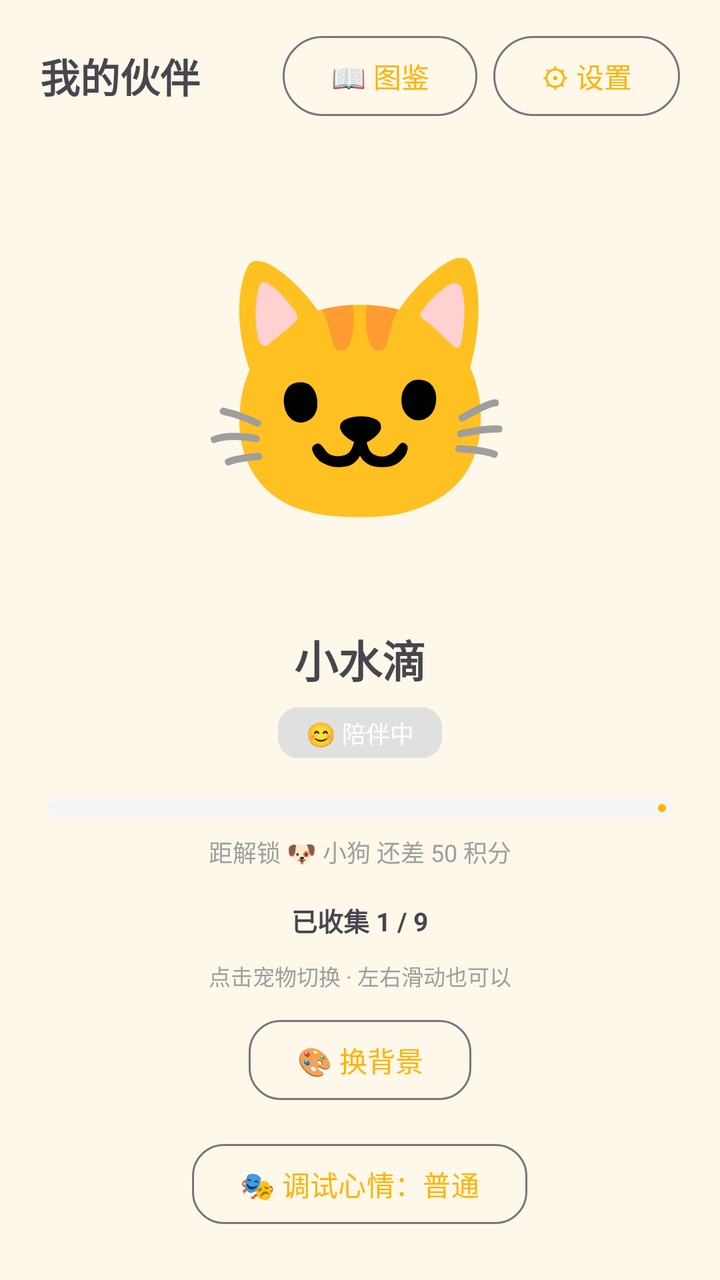
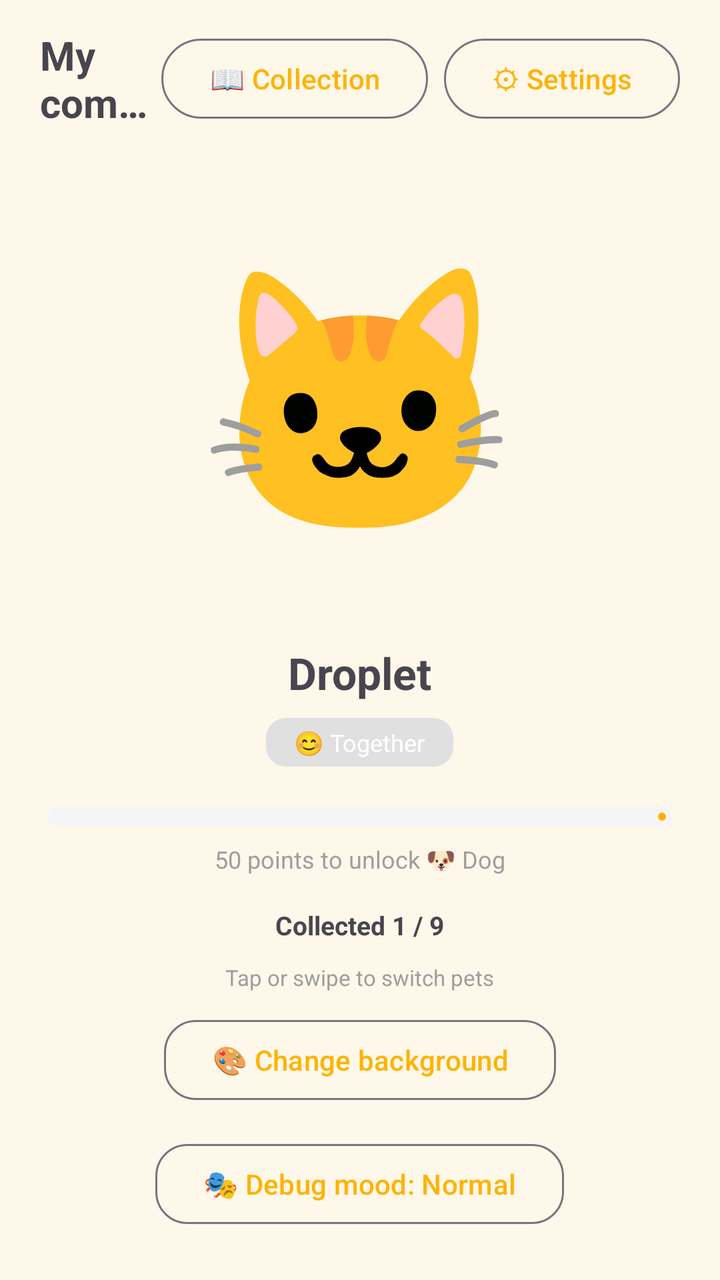

Screens rendered from an Android XML layout before and after an edit, with the pre-edit source and the edit as a unified diff.
<!-- AndroidManifest.xml: application theme Theme.FocusPets -->
<!-- res/layout/fragment_home.xml -->
<?xml version="1.0" encoding="utf-8"?>
<LinearLayout xmlns:android="http://schemas.android.com/apk/res/android"
    xmlns:app="http://schemas.android.com/apk/res-auto"
    android:layout_width="match_parent"
    android:layout_height="match_parent"
    android:orientation="vertical"
    android:background="@color/page_background">

    
    <LinearLayout
        android:layout_width="match_parent"
        android:layout_height="wrap_content"
        android:orientation="horizontal"
        android:gravity="center_vertical"
        android:paddingHorizontal="20dp"
        android:paddingVertical="14dp">

        <TextView
            android:id="@+id/tv_title"
            android:layout_width="0dp"
            android:layout_height="wrap_content"
            android:layout_weight="1"
            android:text="我的伙伴"
            android:textSize="20sp"
            android:textStyle="bold" />

        <com.google.android.material.button.MaterialButton
            android:id="@+id/btn_pokedex"
            style="?attr/materialButtonOutlinedStyle"
            android:layout_width="wrap_content"
            android:layout_height="wrap_content"
            android:text="📖 图鉴"
            app:cornerRadius="20dp" />

        <com.google.android.material.button.MaterialButton
            android:id="@+id/btn_settings"
            style="?attr/materialButtonOutlinedStyle"
            android:layout_width="wrap_content"
            android:layout_height="wrap_content"
            android:layout_marginStart="8dp"
            android:text="⚙ 设置"
            app:cornerRadius="20dp" />
    </LinearLayout>

    
    <FrameLayout
        android:id="@+id/pet_touch_area"
        android:layout_width="match_parent"
        android:layout_height="0dp"
        android:layout_weight="1"
        android:clickable="true"
        android:focusable="true"
        android:contentDescription="宠物舞台：点击或左右滑动切换宠物"
        android:importantForAccessibility="yes">

        <View
            android:id="@+id/v_glow"
            android:layout_width="340dp"
            android:layout_height="340dp"
            android:layout_gravity="center"
            android:background="@drawable/bg_glow_circle"
            android:visibility="gone"
            android:importantForAccessibility="no" />

        
        <ImageView
            android:id="@+id/iv_pet_cat"
            android:layout_width="280dp"
            android:layout_height="280dp"
            android:layout_gravity="center"
            android:scaleType="fitCenter"
            android:visibility="gone"
            android:importantForAccessibility="no" />

        <TextView
            android:id="@+id/tv_pet_emoji"
            android:layout_width="wrap_content"
            android:layout_height="wrap_content"
            android:layout_gravity="center"
            android:text="🐱"
            android:textSize="130sp"
            android:importantForAccessibility="no" />

        
        <TextView
            android:id="@+id/tv_pet_sick"
            android:layout_width="wrap_content"
            android:layout_height="wrap_content"
            android:layout_gravity="center"
            android:translationX="46dp"
            android:translationY="-74dp"
            android:text="🤒"
            android:textSize="40sp"
            android:visibility="gone"
            android:importantForAccessibility="no" />

        
        <TextView
            android:id="@+id/tv_meow_bubble"
            android:layout_width="wrap_content"
            android:layout_height="wrap_content"
            android:layout_gravity="center"
            android:background="?attr/colorSurfaceVariant"
            android:textColor="?attr/colorOnSurfaceVariant"
            android:paddingHorizontal="12dp"
            android:paddingVertical="4dp"
            android:text="喵~"
            android:textSize="15sp"
            android:translationX="72dp"
            android:translationY="-96dp"
            android:visibility="gone"
            android:importantForAccessibility="no" />
    </FrameLayout>

    
    <LinearLayout
        android:layout_width="match_parent"
        android:layout_height="wrap_content"
        android:orientation="vertical"
        android:gravity="center_horizontal"
        android:paddingHorizontal="24dp"
        android:paddingTop="8dp"
        android:paddingBottom="24dp">

        <TextView
            android:id="@+id/tv_pet_name"
            android:layout_width="wrap_content"
            android:layout_height="wrap_content"
            android:text="小水滴"
            android:textSize="22sp"
            android:textStyle="bold" />

        <TextView
            android:id="@+id/tv_mood_tag"
            android:layout_width="wrap_content"
            android:layout_height="wrap_content"
            android:layout_marginTop="8dp"
            android:background="@drawable/bg_badge"
            android:paddingHorizontal="14dp"
            android:paddingVertical="4dp"
            android:text="😊 陪伴中"
            android:textColor="#FFFFFF"
            android:textSize="12sp" />

        
        <com.google.android.material.progressindicator.LinearProgressIndicator
            android:id="@+id/progress_next"
            android:layout_width="match_parent"
            android:layout_height="wrap_content"
            android:layout_marginTop="20dp"
            android:max="100"
            app:indicatorColor="@color/cat_accent"
            app:trackColor="@color/progress_track"
            app:trackCornerRadius="6dp"
            app:trackThickness="10dp" />

        <TextView
            android:id="@+id/tv_progress_hint"
            android:layout_width="wrap_content"
            android:layout_height="wrap_content"
            android:layout_marginTop="8dp"
            android:text="距解锁 🐶 小狗 还差 50 积分"
            android:textColor="@color/text_hint"
            android:textSize="12sp" />

        <TextView
            android:id="@+id/tv_collection_status"
            android:layout_width="wrap_content"
            android:layout_height="wrap_content"
            android:layout_marginTop="16dp"
            android:text="已收集 1 / 9"
            android:textSize="13sp"
            android:textStyle="bold" />

        <TextView
            android:layout_width="wrap_content"
            android:layout_height="wrap_content"
            android:layout_marginTop="10dp"
            android:text="点击宠物切换 · 左右滑动也可以"
            android:textColor="@color/text_hint"
            android:textSize="11sp" />

        
        <com.google.android.material.button.MaterialButton
            android:id="@+id/btn_wardrobe"
            style="?attr/materialButtonOutlinedStyle"
            android:layout_width="wrap_content"
            android:layout_height="wrap_content"
            android:layout_marginTop="14dp"
            android:text="🐱 装扮小猫"
            android:visibility="gone"
            app:cornerRadius="16dp" />

        
        <com.google.android.material.button.MaterialButton
            android:id="@+id/btn_bg"
            style="?attr/materialButtonOutlinedStyle"
            android:layout_width="wrap_content"
            android:layout_height="wrap_content"
            android:layout_marginTop="10dp"
            android:text="🎨 换背景"
            app:cornerRadius="16dp" />

        
        <com.google.android.material.button.MaterialButton
            android:id="@+id/btn_debug_mood"
            style="?attr/materialButtonOutlinedStyle"
            android:layout_width="wrap_content"
            android:layout_height="wrap_content"
            android:layout_marginTop="14dp"
            android:text="🎭 调试心情：普通"
            app:cornerRadius="16dp" />

    </LinearLayout>
</LinearLayout>
<!-- resources referenced by this layout -->
<resources>
  <color name="cat_accent">#FFB300</color>
  <color name="page_background">#FEF8EA</color>
  <color name="progress_track">#F5F5F5</color>
  <color name="text_hint">#9E9E9E</color>
  <!-- drawable bg_badge (drawable) -->
  <?xml version="1.0" encoding="utf-8"?>
  <shape xmlns:android="http://schemas.android.com/apk/res/android">
      <solid android:color="#E0E0E0" />
      <corners android:radius="10dp" />
  </shape>
  <!-- drawable bg_glow_circle (drawable) -->
  <?xml version="1.0" encoding="utf-8"?>
  <shape xmlns:android="http://schemas.android.com/apk/res/android"
      android:shape="oval">
      <gradient
          android:type="radial"
          android:gradientRadius="150dp"
          android:centerX="0.5"
          android:centerY="0.5"
          android:centerColor="#B3FFD54F"
          android:endColor="#00FFFFFF" />
  </shape>
  <style name="Theme.FocusPets" parent="Theme.Material3.DayNight.NoActionBar">
          
          <item name="android:windowBackground">@color/page_background</item>
          <item name="android:colorBackground">@color/page_background</item>
          
          <item name="colorPrimary">@color/cat_accent</item>
          <item name="colorPrimaryContainer">@color/cat_accent</item>
          <item name="colorOnPrimary">#FFFFFF</item>
          
          <item name="android:statusBarColor">@color/page_background</item>
          <item name="android:navigationBarColor">@color/page_background</item>
          <item name="android:windowLightStatusBar">true</item>
      </style>
</resources>

<!-- the commit's change to res/layout/fragment_home.xml (unified diff, before → after) -->
@@ -20,7 +20,9 @@
             android:layout_width="0dp"
             android:layout_height="wrap_content"
             android:layout_weight="1"
-            android:text="我的伙伴"
+            android:maxLines="2"
+            android:ellipsize="end"
+            android:text="@string/ui_073"
             android:textSize="20sp"
             android:textStyle="bold" />
 
@@ -29,7 +31,7 @@
             style="?attr/materialButtonOutlinedStyle"
             android:layout_width="wrap_content"
             android:layout_height="wrap_content"
-            android:text="📖 图鉴"
+            android:text="@string/ui_152"
             app:cornerRadius="20dp" />
 
         <com.google.android.material.button.MaterialButton
@@ -38,7 +40,7 @@
             android:layout_width="wrap_content"
             android:layout_height="wrap_content"
             android:layout_marginStart="8dp"
-            android:text="⚙ 设置"
+            android:text="@string/ui_009"
             app:cornerRadius="20dp" />
     </LinearLayout>
 
@@ -50,7 +52,7 @@
         android:layout_weight="1"
         android:clickable="true"
         android:focusable="true"
-        android:contentDescription="宠物舞台：点击或左右滑动切换宠物"
+        android:contentDescription="@string/ui_058"
         android:importantForAccessibility="yes">
 
         <View
@@ -104,7 +106,7 @@
             android:textColor="?attr/colorOnSurfaceVariant"
             android:paddingHorizontal="12dp"
             android:paddingVertical="4dp"
-            android:text="喵~"
+            android:text="@string/ui_053"
             android:textSize="15sp"
             android:translationX="72dp"
             android:translationY="-96dp"
@@ -126,7 +128,7 @@
             android:id="@+id/tv_pet_name"
             android:layout_width="wrap_content"
             android:layout_height="wrap_content"
-            android:text="小水滴"
+            android:text="@string/ui_059"
             android:textSize="22sp"
             android:textStyle="bold" />
 
@@ -138,7 +140,7 @@
             android:background="@drawable/bg_badge"
             android:paddingHorizontal="14dp"
             android:paddingVertical="4dp"
-            android:text="😊 陪伴中"
+            android:text="@string/ui_158"
             android:textColor="#FFFFFF"
             android:textSize="12sp" />
 
@@ -159,7 +161,7 @@
             android:layout_width="wrap_content"
             android:layout_height="wrap_content"
             android:layout_marginTop="8dp"
-            android:text="距解锁 🐶 小狗 还差 50 积分"
+            android:text="@string/ui_117"
             android:textColor="@color/text_hint"
             android:textSize="12sp" />
 
@@ -168,7 +170,7 @@
             android:layout_width="wrap_content"
             android:layout_height="wrap_content"
             android:layout_marginTop="16dp"
-            android:text="已收集 1 / 9"
+            android:text="@string/ui_062"
             android:textSize="13sp"
             android:textStyle="bold" />
 
@@ -176,7 +178,7 @@
             android:layout_width="wrap_content"
             android:layout_height="wrap_content"
             android:layout_marginTop="10dp"
-            android:text="点击宠物切换 · 左右滑动也可以"
+            android:text="@string/ui_099"
             android:textColor="@color/text_hint"
             android:textSize="11sp" />
 
@@ -187,7 +189,7 @@
             android:layout_width="wrap_content"
             android:layout_height="wrap_content"
             android:layout_marginTop="14dp"
-            android:text="🐱 装扮小猫"
+            android:text="@string/ui_146"
             android:visibility="gone"
             app:cornerRadius="16dp" />
 
@@ -198,7 +200,7 @@
             android:layout_width="wrap_content"
             android:layout_height="wrap_content"
             android:layout_marginTop="10dp"
-            android:text="🎨 换背景"
+            android:text="@string/ui_142"
             app:cornerRadius="16dp" />
 
         
@@ -208,7 +210,7 @@
             android:layout_width="wrap_content"
             android:layout_height="wrap_content"
             android:layout_marginTop="14dp"
-            android:text="🎭 调试心情：普通"
+            android:text="@string/ui_143"
             app:cornerRadius="16dp" />
 
     </LinearLayout>
<!-- resource entries referenced after the edit -->
@@ -22,6 +22,19 @@
           android:centerColor="#B3FFD54F"
           android:endColor="#00FFFFFF" />
   </shape>
+  <string name="ui_009">⚙ Settings</string>
+  <string name="ui_053">Meow~</string>
+  <string name="ui_058">Pet stage: tap or swipe to switch pets</string>
+  <string name="ui_059">Droplet</string>
+  <string name="ui_062">Collected 1 / 9</string>
+  <string name="ui_073">My companions</string>
+  <string name="ui_099">Tap or swipe to switch pets</string>
+  <string name="ui_117">50 points to unlock 🐶 Dog</string>
+  <string name="ui_142">🎨 Change background</string>
+  <string name="ui_143">🎭 Debug mood: Normal</string>
+  <string name="ui_146">🐱 Dress up cat</string>
+  <string name="ui_152">📖 Collection</string>
+  <string name="ui_158">😊 Together</string>
   <style name="Theme.FocusPets" parent="Theme.Material3.DayNight.NoActionBar">
           
           <item name="android:windowBackground">@color/page_background</item>
